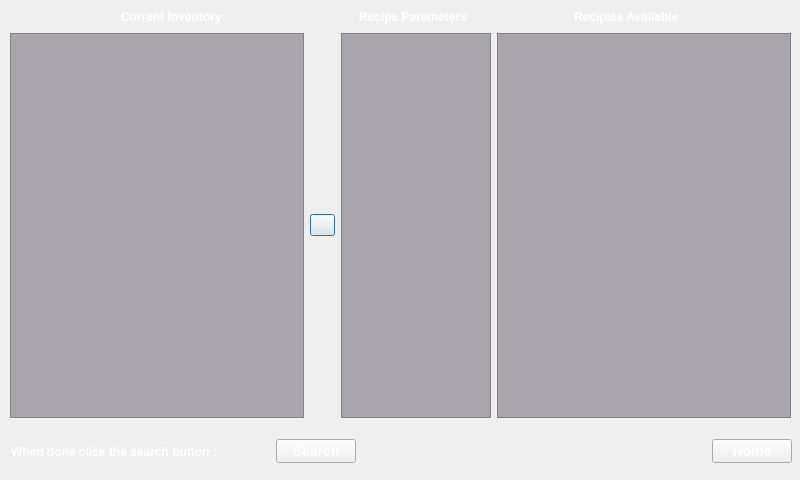
Qt form FAKKIT/recipepage.ui (r0ug3-Mary/Senior_Design) before a commit.
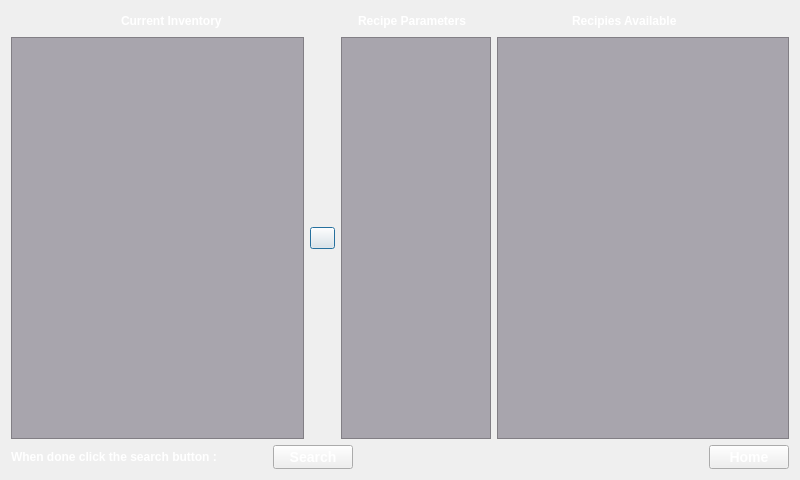
The same form after that commit. Icons and pictures are not drawn.

Patch:
```diff
--- a/FAKKIT/recipepage.ui
+++ b/FAKKIT/recipepage.ui
@@ -10,21 +10,20 @@
     <height>480</height>
    </rect>
   </property>
+  <property name="sizePolicy">
+   <sizepolicy hsizetype="Expanding" vsizetype="Expanding">
+    <horstretch>0</horstretch>
+    <verstretch>0</verstretch>
+   </sizepolicy>
+  </property>
   <property name="windowTitle">
    <string>Dialog</string>
   </property>
   <property name="styleSheet">
    <string notr="true"/>
   </property>
-  <widget class="QWidget" name="layoutWidget">
-   <property name="geometry">
-    <rect>
-     <x>10</x>
-     <y>7</y>
-     <width>781</width>
-     <height>411</height>
-    </rect>
-   </property>
+  <layout class="QGridLayout" name="gridLayout">
+   <item row="0" column="0">
    <layout class="QVBoxLayout" name="verticalLayout">
     <item>
      <layout class="QHBoxLayout" name="horizontalLayout_8">
@@ -223,17 +222,12 @@
      </layout>
     </item>
    </layout>
-  </widget>
-  <widget class="QWidget" name="horizontalLayoutWidget_2">
-   <property name="geometry">
-    <rect>
-     <x>11</x>
-     <y>431</y>
-     <width>781</width>
-     <height>41</height>
-    </rect>
-   </property>
+   </item>
+   <item row="1" column="0">
    <layout class="QHBoxLayout" name="horizontalLayout_11">
+     <property name="sizeConstraint">
+      <enum>QLayout::SetDefaultConstraint</enum>
+     </property>
     <item>
      <widget class="QLabel" name="labelwht">
       <property name="sizePolicy">
@@ -308,7 +302,8 @@
      </widget>
     </item>
    </layout>
-  </widget>
+   </item>
+  </layout>
  </widget>
  <resources/>
  <connections>
```
Lines whose indentation alone changed are shown as unchanged.
